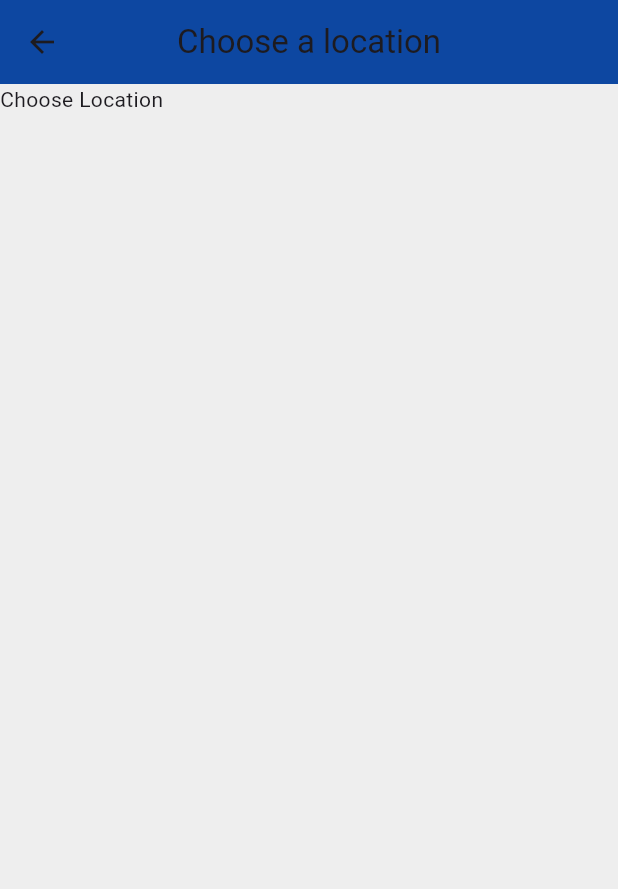
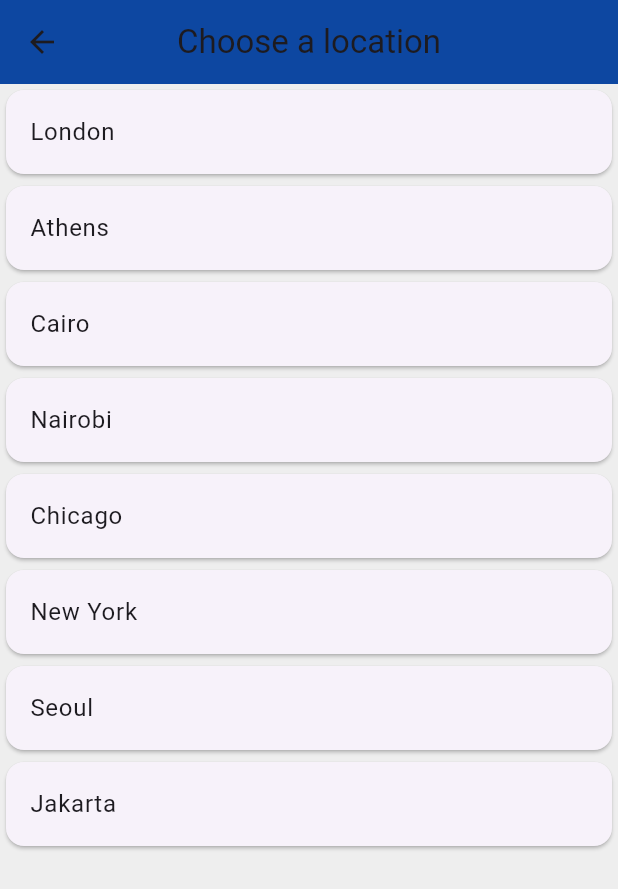
Before and after one commit to AakashB275/World-Time-App, a Flutter app: the screen it shows after launch, after a tap on "Edit Location", on a phone screen of 412 x 824 dp. Shown: the top 889 px of the screen. Run offline on Flutter 3.47's test engine with Material 3 defaults, Android fonts, the phone set to English and light mode, and no system bars; our stand-ins replace flutter_spinkit; network calls fail.

Commit message:
Added function to Update Time

```diff
--- a/lib/pages/choose_location.dart
+++ b/lib/pages/choose_location.dart
@@ -1,4 +1,5 @@
 import 'package:flutter/material.dart';
+import 'package:world_time/services/world_time.dart';
 
 class ChooseLocation extends StatefulWidget {
   const ChooseLocation({super.key});
@@ -8,6 +9,28 @@ class ChooseLocation extends StatefulWidget {
 }
 
 class _ChooseLocationState extends State<ChooseLocation> {
+  List<WorldTime> locations = [
+    WorldTime(url: 'Europe/London', location: 'London', flag: 'uk.png'),
+    WorldTime(url: 'Europe/Athens', location: 'Athens', flag: 'greece.png'),
+    WorldTime(url: 'Africa/Cairo', location: 'Cairo', flag: 'egypt.png'),
+    WorldTime(url: 'Africa/Nairobi', location: 'Nairobi', flag: 'kenya.png'),
+    WorldTime(url: 'America/Chicago', location: 'Chicago', flag: 'usa.png'),
+    WorldTime(url: 'America/New_York', location: 'New York', flag: 'usa.png'),
+    WorldTime(url: 'Asia/Seoul', location: 'Seoul', flag: 'south_korea.png'),
+    WorldTime(url: 'Asia/Jakarta', location: 'Jakarta', flag: 'indonesia.png'),
+  ];
+
+  void updateTime(index) async {
+    WorldTime choice = locations[index];
+    await choice.getData();
+    //navigate to th home screen
+    Navigator.pop(context, {
+      'location': choice.location,
+      'flag': choice.flag,
+      'time': choice.time,
+    });
+  }
+
   @override
   Widget build(BuildContext context) {
     return Scaffold(
@@ -18,7 +41,18 @@ class _ChooseLocationState extends State<ChooseLocation> {
         centerTitle: true,
         elevation: 0,
       ),
-      body: Text("Choose Location"),
+      body: ListView.builder(
+          itemCount: locations.length,
+          itemBuilder: (context, index) {
+            return Card(
+              child: ListTile(
+                onTap: () {
+                  updateTime(index);
+                },
+                title: Text(locations[index].location),
+              ),
+            );
+          }),
     );
   }
 }
--- a/lib/pages/home.dart
+++ b/lib/pages/home.dart
@@ -12,8 +12,10 @@ class _HomeState extends State<Home> {
 
   @override
   Widget build(BuildContext context) {
-    data = ModalRoute.of(context)!.settings.arguments
-        as Map; //gets the routes that were pushed into this page and retrieves the arguments sent when navigating to this page
+    data = data.isNotEmpty
+        ? data
+        : ModalRoute.of(context)!.settings.arguments
+            as Map; //gets the routes that were pushed into this page and retrieves the arguments sent when navigating to this page
     print(data);
     return Scaffold(
       body: SafeArea(
@@ -22,8 +24,16 @@ class _HomeState extends State<Home> {
           child: Column(
             children: [
               TextButton.icon(
-                onPressed: () {
-                  Navigator.pushNamed(context, '/location');
+                onPressed: () async {
+                  dynamic result =
+                      await Navigator.pushNamed(context, '/location');
+                  setState(() {
+                    data = {
+                      'time': result['time'],
+                      'location': result['location'],
+                      'flag': result['flag'],
+                    };
+                  });
                 },
                 icon: Icon(Icons.edit_location),
                 label: Text('Edit Location'),
```
